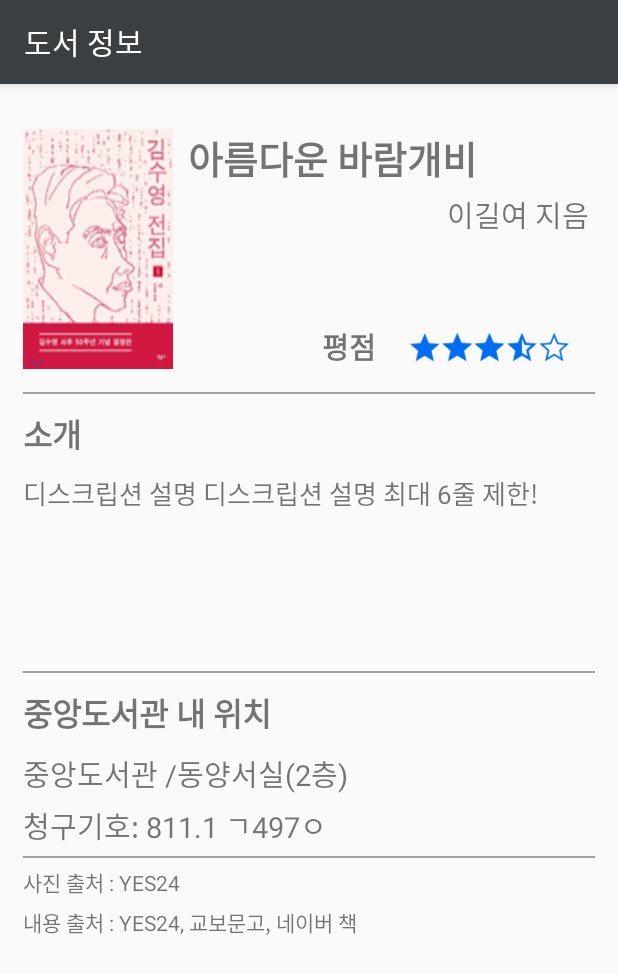
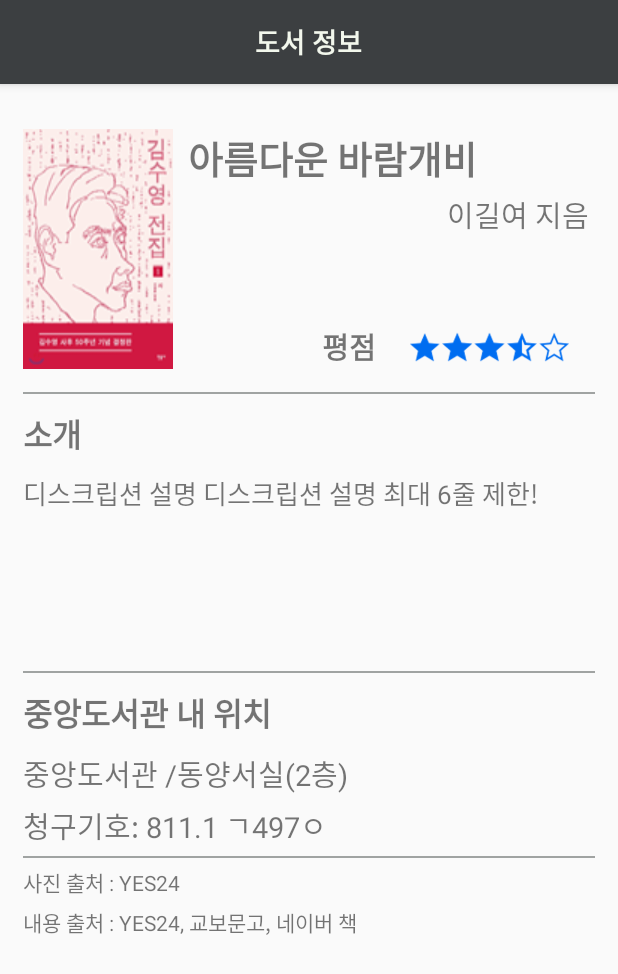
Before and after one commit to Jihyeon-Yoon/AreYouReady, an Android app: the InfoBookActivity screen opened directly, with no data from a screen before it, on a phone screen of 412 x 824 dp. Shown: the top 974 px of the screen. Run offline under Robolectric (Android 15) with nearby library versions, the phone set to English and light mode, and no system bars; 7 statements that could not run were skipped.

Commit message:
Modify actionbar of volunteer & book info, and intro time 봉사 기관 정보 , 도서 정보 액티비티 액션바(타이틀바) 수정 인트로 시간 200ms -> 350ms 로 수정

```diff
--- a/app/src/main/java/com/example/yjh/areyouready/InfoBookActivity.java
+++ b/app/src/main/java/com/example/yjh/areyouready/InfoBookActivity.java
@@ -1,5 +1,6 @@
 package com.example.yjh.areyouready;
 
+import android.app.ActionBar;
 import android.content.Intent;
 import android.support.v7.app.AppCompatActivity;
 import android.os.Bundle;
@@ -14,7 +15,9 @@ public class InfoBookActivity extends AppCompatActivity {
         super.onCreate(savedInstanceState);
         setContentView(R.layout.activity_info_book);
 
-        setTitle("도서 정보");
+        // 타이틀바 가운데 정렬
+        getSupportActionBar().setDisplayOptions(ActionBar.DISPLAY_SHOW_CUSTOM);
+        getSupportActionBar().setCustomView(R.layout.actionbar_info_book);
 
         bookImageView = findViewById(R.id.iv_book);
         ratingImageView = findViewById(R.id.iv_rating);
--- a/app/src/main/java/com/example/yjh/areyouready/InfoVolunteerActivity.java
+++ b/app/src/main/java/com/example/yjh/areyouready/InfoVolunteerActivity.java
@@ -2,6 +2,7 @@ package com.example.yjh.areyouready;
 
 import android.content.Intent;
 import android.net.Uri;
+import android.support.v7.app.ActionBar;
 import android.support.v7.app.AppCompatActivity;
 import android.os.Bundle;
 import android.view.View;
@@ -23,7 +24,9 @@ public class InfoVolunteerActivity extends AppCompatActivity {
         super.onCreate(savedInstanceState);
         setContentView(R.layout.activity_info_volunteer);
 
-        setTitle("봉사기관 정보");
+         // 타이틀바 가운데 정렬
+        getSupportActionBar().setDisplayOptions(ActionBar.DISPLAY_SHOW_CUSTOM);
+        getSupportActionBar().setCustomView(R.layout.actionbar_info_volunteer);
 
         volImageView = findViewById(R.id.iv_volunteer);
         titleTextView = findViewById(R.id.tv_title);
--- a/app/src/main/java/com/example/yjh/areyouready/IntroActivity.java
+++ b/app/src/main/java/com/example/yjh/areyouready/IntroActivity.java
@@ -26,6 +26,6 @@ public class IntroActivity extends AppCompatActivity {
 
                 finish();
             }
-        }, 200);
+        }, 350);
     }
 }
--- /dev/null
+++ b/app/src/main/res/layout/actionbar_info_book.xml
@@ -0,0 +1,23 @@
+<?xml version="1.0" encoding="utf-8"?>
+<LinearLayout
+    xmlns:android="http://schemas.android.com/apk/res/android"
+    android:layout_width="match_parent"
+    android:layout_height="wrap_content"
+    android:orientation="vertical">
+
+    <LinearLayout
+        android:layout_width="wrap_content"
+        android:layout_height="wrap_content"
+        android:layout_gravity="center">
+        <TextView
+            android:layout_width="wrap_content"
+            android:layout_height="wrap_content"
+            android:layout_gravity="center"
+            android:text="도서 정보"
+            android:textColor="#f2f7ec"
+            android:id="@+id/mytext"
+            android:textStyle="bold"
+            android:textSize="18sp" />
+    </LinearLayout>
+
+</LinearLayout>
```
Also changed, not shown: app/src/main/res/layout/actionbar_info_volunteer.xml (added, +23 -0 lines), app/src/main/res/drawable/vh7.gif.
